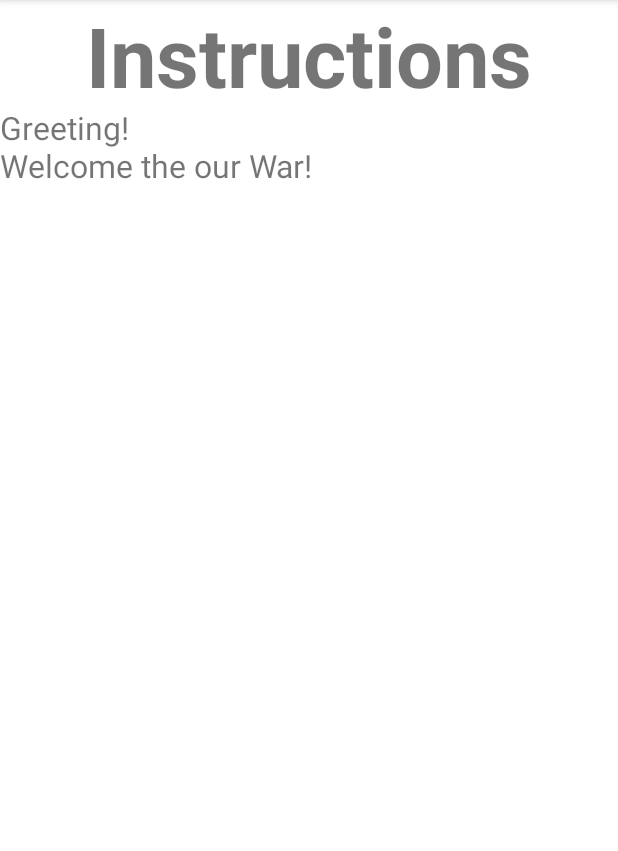
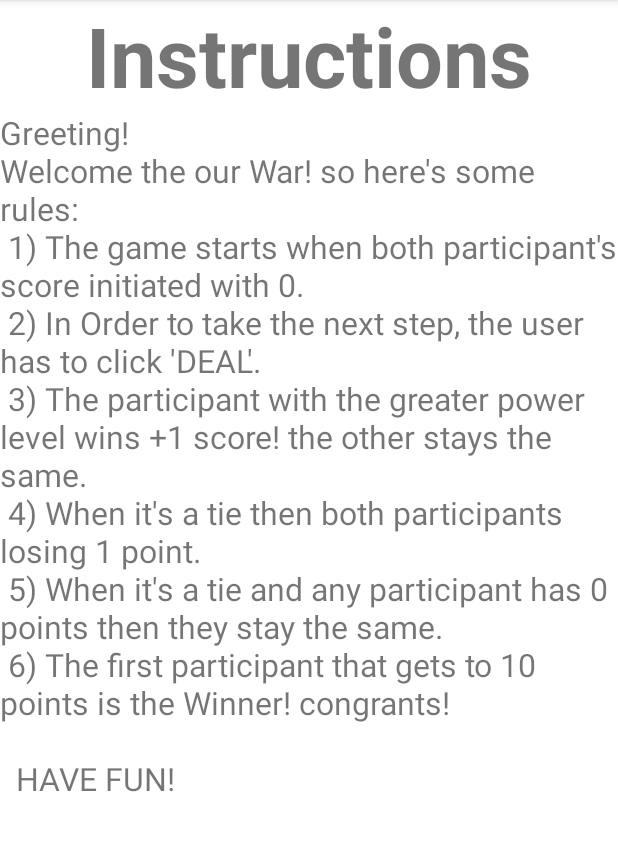
Before and after one commit to Avner152/WarGame, an Android app: the Instructions_Activity screen opened directly, with no data from a screen before it, on a phone screen of 412 x 824 dp, the part 84-935 px from its top. Run offline under Robolectric (Android 15) with nearby library versions, the phone set to English and light mode, and no system bars.

```diff
--- a/app/src/main/res/layout/activity_instructions_.xml
+++ b/app/src/main/res/layout/activity_instructions_.xml
@@ -21,11 +21,18 @@
 
     <TextView
         android:id="@+id/R.id.text"
-        android:layout_width="wrap_content"
-        android:layout_height="wrap_content"
+        android:layout_width="match_parent"
+        android:layout_height="match_parent"
         android:layout_below="@+id/main_TXT_Title"
-        android:layout_marginTop="-3dp"
-        android:text="Greeting!\nWelcome the our War!"
+        android:text="Greeting!\nWelcome the our War! so here's some rules:\n
+1) The game starts when both participant's score initiated with 0.\n
+2) In Order to take the next step, the user has to click 'DEAL'.\n
+3) The participant with the greater power level wins +1 score! the other stays the same.\n
+4) When it's a tie then both participants losing 1 point.\n
+5) When it's a tie and any participant has 0 points then they stay the same.\n
+6) The first participant that gets to 10 points is the Winner! congrants!\n\n
+
+HAVE FUN!"
         android:textSize="21dp"></TextView>
 
 </RelativeLayout>
```
